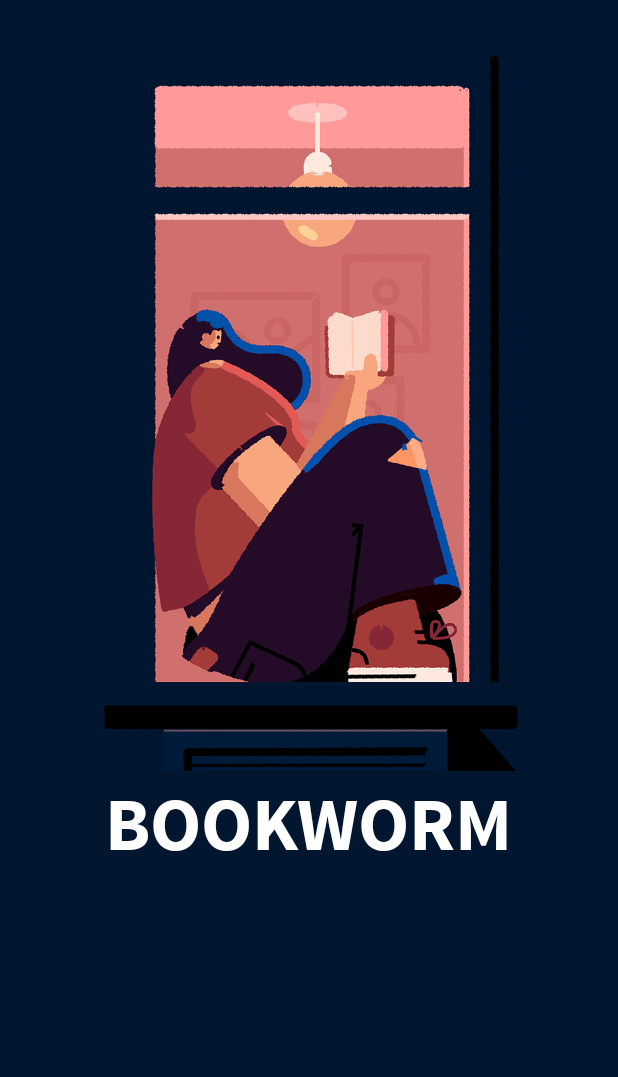
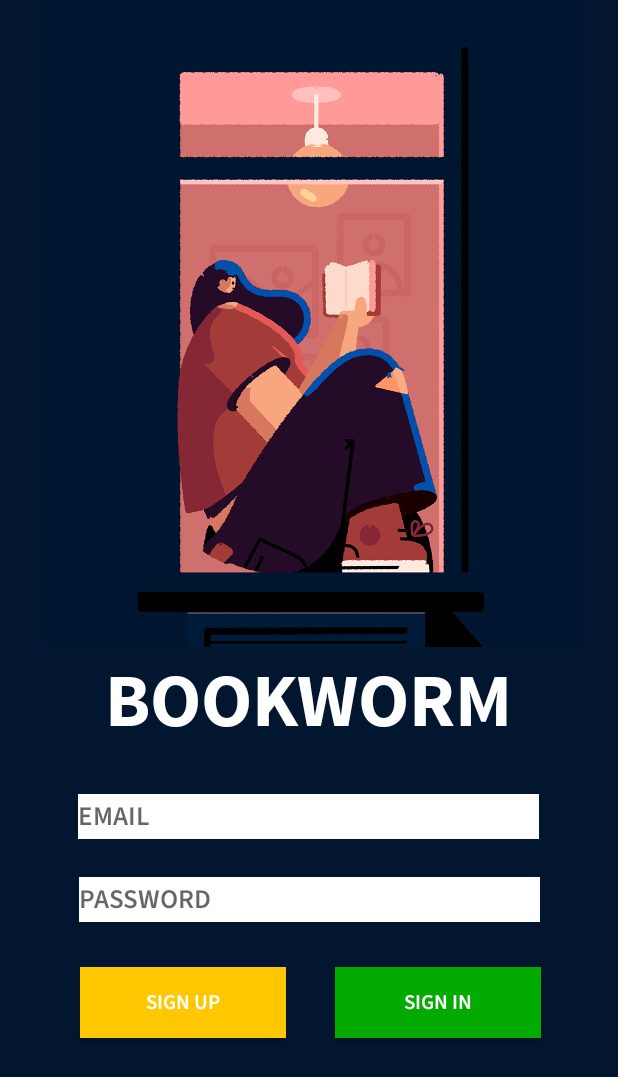
Before and after one commit to CMPUT301F20T20/GlassesGang, an Android app: the screen it shows after launch (SignInActivity), on a phone screen of 412 x 824 dp. Shown: the top 1077 px of the screen. Run offline under Robolectric (Android 15) with nearby library versions, the phone set to English and light mode, and no system bars; our stand-ins replace Firebase (no records; nobody signed in at launch, a user with empty details on screens opened directly).

Commit message:
modified front end

```diff
--- a/app/src/main/java/com/example/glassesgang/SignInActivity.java
+++ b/app/src/main/java/com/example/glassesgang/SignInActivity.java
@@ -1,10 +1,14 @@
 package com.example.glassesgang;
 
+import android.content.Context;
+import android.content.Intent;
+import android.content.SharedPreferences;
 import android.os.Bundle;
 
 import androidx.appcompat.app.AppCompatActivity;
 
 import com.google.firebase.auth.FirebaseAuth;
+import com.google.firebase.auth.FirebaseUser;
 
 public class SignInActivity extends AppCompatActivity {
     private String TAG = "SignInActivity";
@@ -15,8 +19,27 @@ public class SignInActivity extends AppCompatActivity {
         super.onCreate(savedInstanceState);
         setContentView(R.layout.activity_sign_in);
 
-        // init firebase auth
+        // Initialize Firebase Auth
         mAuth = FirebaseAuth.getInstance();
 
     }
+
+    private void updateUI(FirebaseUser user) {
+        // successful sign in
+        if (user != null) {
+            // save email to sharedPreferences
+            String filename = getResources().getString(R.string.email_account);
+            SharedPreferences sharedPref = getSharedPreferences(filename, Context.MODE_PRIVATE);
+            SharedPreferences.Editor editor = sharedPref.edit();
+            editor.putString("email", user.getEmail());
+            editor.apply();
+            User userobj = new User(user.getEmail());
+            DatabaseManager.createUser(userobj);
+            // redirect to user home page
+            Intent homeIntent = new Intent(this, OwnerHomeActivity.class);
+            startActivity(homeIntent);
+        } else {
+            System.out.println("Error Signing In");
+        }
+    }
 }
--- a/app/src/main/res/layout/activity_sign_in.xml
+++ b/app/src/main/res/layout/activity_sign_in.xml
@@ -10,8 +10,8 @@
 
     <ImageView
         android:id="@+id/imageView4"
-        android:layout_width="461dp"
-        android:layout_height="514dp"
+        android:layout_width="413dp"
+        android:layout_height="431dp"
         android:contentDescription="@string/app_name"
         app:layout_constraintEnd_toEndOf="parent"
         app:layout_constraintStart_toStartOf="parent"
@@ -32,4 +32,63 @@
         app:layout_constraintStart_toStartOf="parent"
         app:layout_constraintTop_toBottomOf="@+id/imageView4" />
 
+    <EditText
+        android:id="@+id/email"
+        android:layout_width="307dp"
+        android:layout_height="30dp"
+        android:layout_marginTop="26dp"
+        android:autoText="false"
+        android:background="#FFFFFF"
+        android:ems="10"
+        android:fontFamily="@font/source_sans_pro_semibold"
+        android:hint="EMAIL"
+        android:inputType="textEmailAddress"
+        app:layout_constraintEnd_toEndOf="parent"
+        app:layout_constraintHorizontal_bias="0.497"
+        app:layout_constraintStart_toStartOf="parent"
+        app:layout_constraintTop_toBottomOf="@+id/SigninTitle" />
+
+    <EditText
+        android:id="@+id/editTextTextPassword"
+        android:layout_width="307dp"
+        android:layout_height="30dp"
+        android:layout_marginTop="25dp"
+        android:background="#FFFFFF"
+        android:ems="10"
+        android:fontFamily="@font/source_sans_pro_semibold"
+        android:hint="PASSWORD"
+        android:inputType="textPassword"
+        app:layout_constraintEnd_toEndOf="parent"
+        app:layout_constraintHorizontal_bias="0.502"
+        app:layout_constraintStart_toStartOf="parent"
+        app:layout_constraintTop_toBottomOf="@+id/email" />
+
+    <Button
+        android:id="@+id/sign_up"
+        android:layout_width="137dp"
+        android:layout_height="47dp"
+        android:layout_marginStart="53dp"
+        android:layout_marginLeft="53dp"
+        android:layout_marginTop="30dp"
+        android:background="@color/yellow"
+        android:fontFamily="@font/source_sans_pro_semibold"
+        android:text="SIGN UP"
+        android:textColor="@color/borrowerPrimary"
+        app:layout_constraintStart_toStartOf="parent"
+        app:layout_constraintTop_toBottomOf="@+id/editTextTextPassword" />
+
+    <Button
+        android:id="@+id/button5"
+        android:layout_width="137dp"
+        android:layout_height="47dp"
+        android:layout_marginTop="30dp"
+        android:layout_marginEnd="51dp"
+        android:layout_marginRight="51dp"
+        android:background="@color/green"
+        android:fontFamily="@font/source_sans_pro_semibold"
+        android:text="SIGN IN"
+        android:textColor="@color/borrowerPrimary"
+        app:layout_constraintEnd_toEndOf="parent"
+        app:layout_constraintTop_toBottomOf="@+id/editTextTextPassword" />
+
 </androidx.constraintlayout.widget.ConstraintLayout>
```
